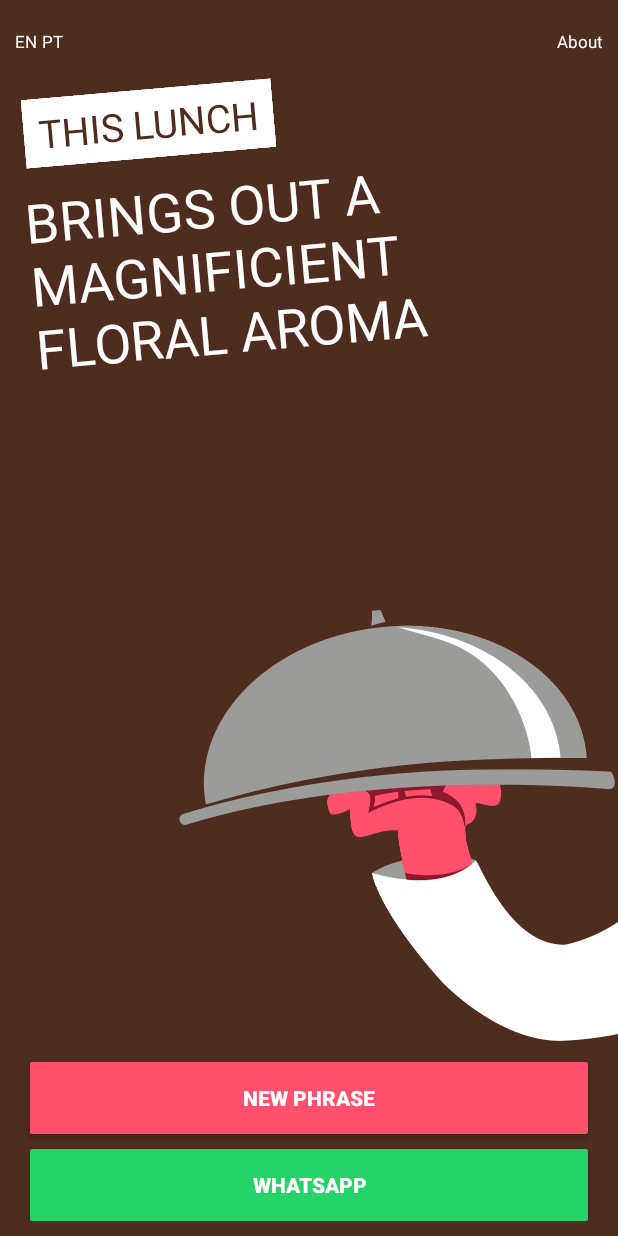
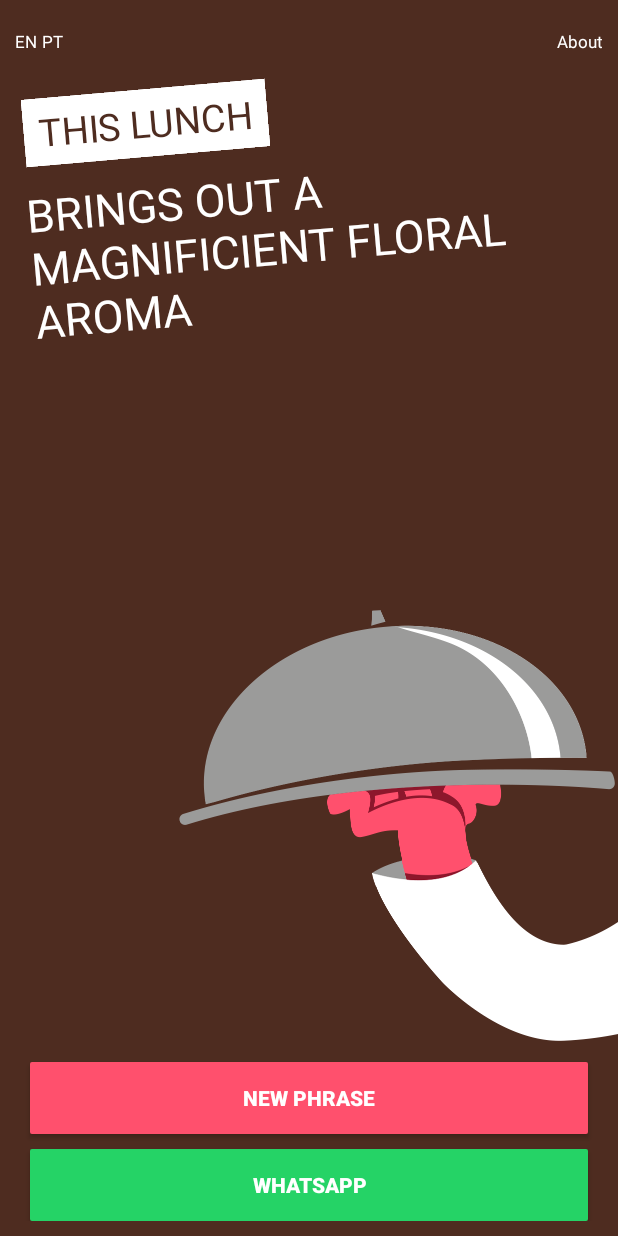
Before and after one commit to gfrancischini/gourmetstrike-android, an Android app: the layout activity_strike.xml on its own in the app's theme, with its tools: preview values and no code run, on a phone screen of 412 x 824 dp. Run offline under Robolectric (Android 15) with nearby library versions, the light colour scheme and no system bars.

Commit message:
change font size

```diff
--- a/GourmetStrike/app/src/main/res/layout/activity_strike.xml
+++ b/GourmetStrike/app/src/main/res/layout/activity_strike.xml
@@ -47,7 +47,7 @@
             android:text="THIS LUNCH"
             android:textAllCaps="true"
             android:textColor="@color/brow"
-            android:textSize="26dp" />
+            android:textSize="@dimen/font_size_big" />
 
         <TextView
             android:id="@+id/phraseTextView"
@@ -63,7 +63,7 @@
             android:text="Brings out a magnificient floral aroma"
             android:textAllCaps="true"
             android:textColor="@color/white"
-            android:textSize="36dp" />
+            android:textSize="@dimen/font_size_xbig" />
 
         <Button
             android:id="@+id/newPhraseButton"
```
